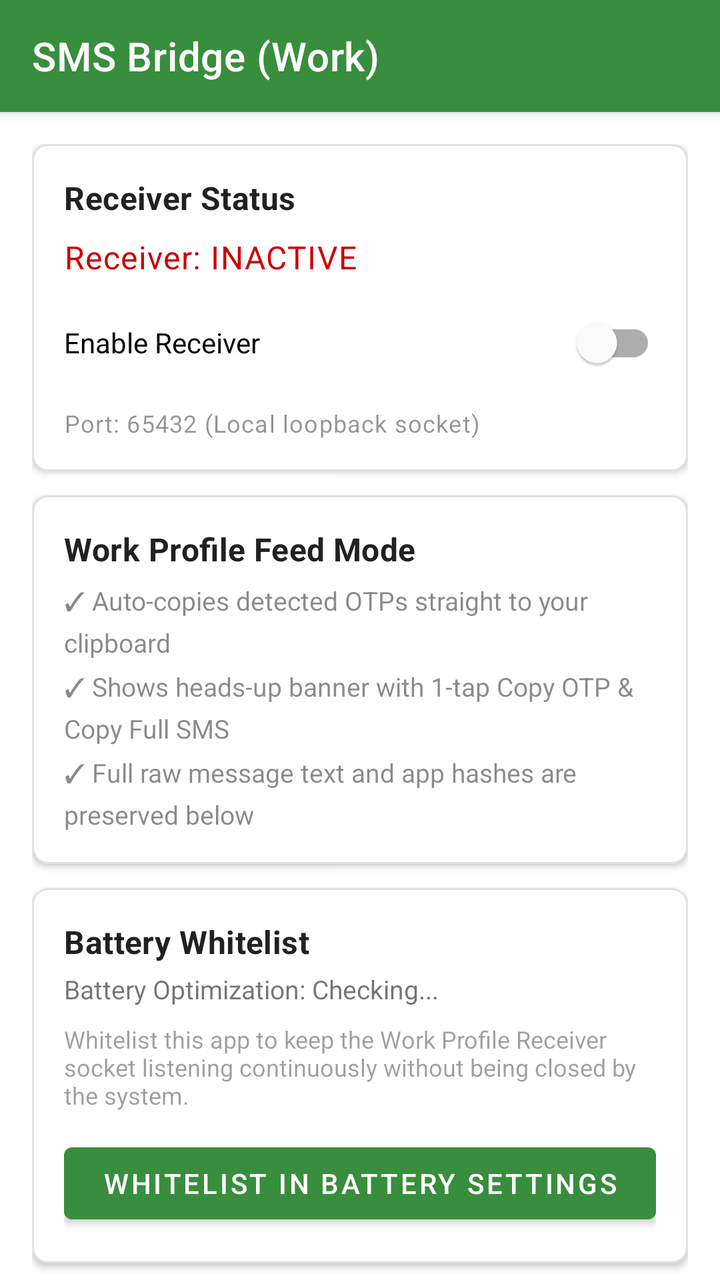
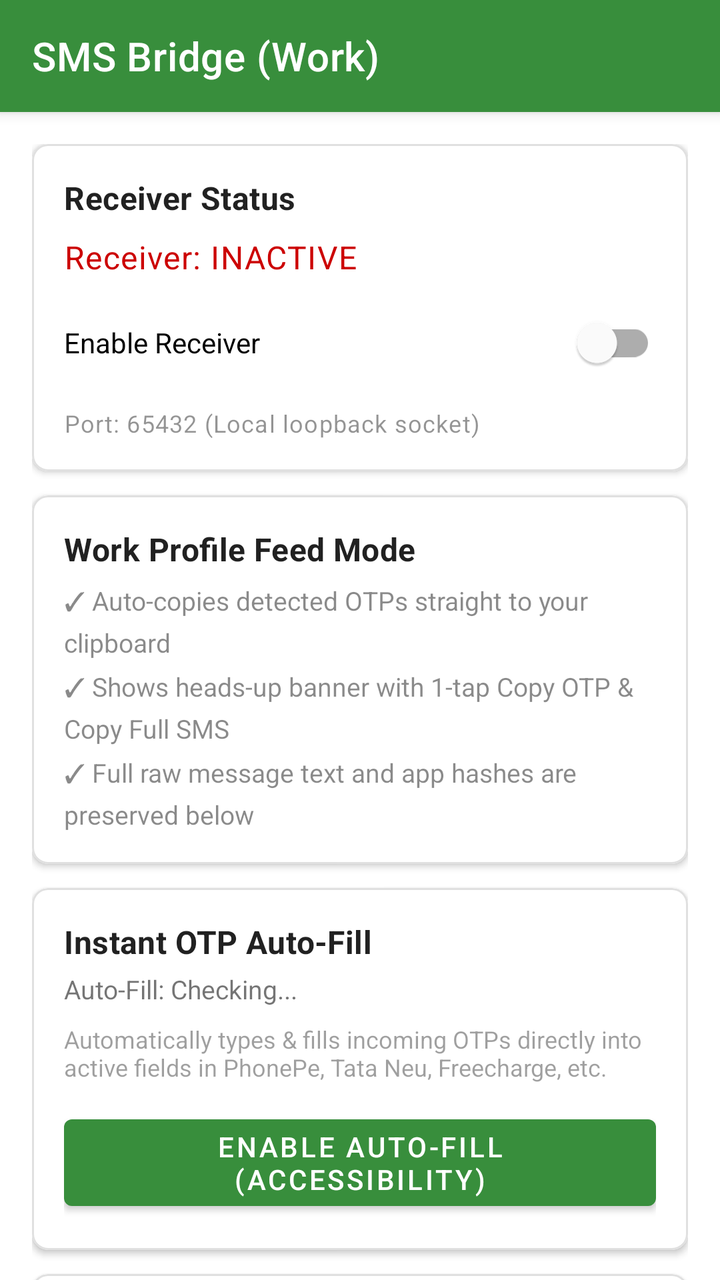

Two renders of the same Android screen: before a commit and after it. Below are the layout's source before the change and the commit's diff.
<!-- AndroidManifest.xml: application theme Theme.SMSBridge -->
<!-- res/layout/activity_main.xml -->
<?xml version="1.0" encoding="utf-8"?>
<androidx.coordinatorlayout.widget.CoordinatorLayout
    xmlns:android="http://schemas.android.com/apk/res/android"
    xmlns:app="http://schemas.android.com/apk/res-auto"
    xmlns:tools="http://schemas.android.com/tools"
    android:layout_width="match_parent"
    android:layout_height="match_parent"
    tools:context=".MainActivity">

    <com.google.android.material.appbar.AppBarLayout
        android:layout_width="match_parent"
        android:layout_height="wrap_content">

        <androidx.appcompat.widget.Toolbar
            android:id="@+id/toolbar"
            android:layout_width="match_parent"
            android:layout_height="?attr/actionBarSize"
            android:background="@color/colorPrimary"
            android:elevation="4dp"
            android:theme="@style/ThemeOverlay.AppCompat.Dark.ActionBar"
            app:title="SMS Bridge (Work)"
            app:titleTextColor="@android:color/white"/>

    </com.google.android.material.appbar.AppBarLayout>

    <androidx.core.widget.NestedScrollView
        android:layout_width="match_parent"
        android:layout_height="match_parent"
        app:layout_behavior="@string/appbar_scrolling_view_behavior">

        <LinearLayout
            android:layout_width="match_parent"
            android:layout_height="wrap_content"
            android:orientation="vertical"
            android:padding="16dp">

            
            <com.google.android.material.card.MaterialCardView
                android:layout_width="match_parent"
                android:layout_height="wrap_content"
                android:layout_marginBottom="12dp"
                app:cardCornerRadius="8dp"
                app:cardElevation="2dp"
                app:strokeWidth="1dp"
                app:strokeColor="@color/colorOutline">

                <LinearLayout
                    android:layout_width="match_parent"
                    android:layout_height="wrap_content"
                    android:orientation="vertical"
                    android:padding="16dp">

                    <TextView
                        android:layout_width="match_parent"
                        android:layout_height="wrap_content"
                        android:text="Receiver Status"
                        android:textAppearance="@style/TextAppearance.MaterialComponents.Subtitle1"
                        android:textStyle="bold"
                        android:layout_marginBottom="8dp"/>

                    <TextView
                        android:id="@+id/tvStatus"
                        android:layout_width="match_parent"
                        android:layout_height="wrap_content"
                        android:text="Receiver: INACTIVE"
                        android:textAppearance="@style/TextAppearance.MaterialComponents.Body1"
                        android:textColor="@android:color/holo_red_dark"
                        android:layout_marginBottom="8dp"/>

                    <com.google.android.material.switchmaterial.SwitchMaterial
                        android:id="@+id/switchReceiver"
                        android:layout_width="match_parent"
                        android:layout_height="wrap_content"
                        android:text="Enable Receiver"
                        android:layout_marginBottom="8dp"/>

                    <TextView
                        android:layout_width="match_parent"
                        android:layout_height="wrap_content"
                        android:text="Port: 65432 (Local loopback socket)"
                        android:textAppearance="@style/TextAppearance.MaterialComponents.Caption"
                        android:alpha="0.7"/>

                </LinearLayout>
            </com.google.android.material.card.MaterialCardView>

            
            <com.google.android.material.card.MaterialCardView
                android:layout_width="match_parent"
                android:layout_height="wrap_content"
                android:layout_marginBottom="12dp"
                app:cardCornerRadius="8dp"
                app:cardElevation="2dp"
                app:strokeWidth="1dp"
                app:strokeColor="@color/colorOutline">

                <LinearLayout
                    android:layout_width="match_parent"
                    android:layout_height="wrap_content"
                    android:orientation="vertical"
                    android:padding="16dp">

                    <TextView
                        android:layout_width="match_parent"
                        android:layout_height="wrap_content"
                        android:text="Work Profile Feed Mode"
                        android:textAppearance="@style/TextAppearance.MaterialComponents.Subtitle1"
                        android:textStyle="bold"
                        android:layout_marginBottom="6dp"/>

                    <TextView
                        android:layout_width="match_parent"
                        android:layout_height="wrap_content"
                        android:text="✓ Auto-copies detected OTPs straight to your clipboard\n✓ Shows heads-up banner with 1-tap Copy OTP &amp; Copy Full SMS\n✓ Full raw message text and app hashes are preserved below"
                        android:textSize="13sp"
                        android:lineSpacingMultiplier="1.3"
                        android:alpha="0.85"/>

                </LinearLayout>
            </com.google.android.material.card.MaterialCardView>

            
            <com.google.android.material.card.MaterialCardView
                android:layout_width="match_parent"
                android:layout_height="wrap_content"
                android:layout_marginBottom="12dp"
                app:cardCornerRadius="8dp"
                app:cardElevation="2dp"
                app:strokeWidth="1dp"
                app:strokeColor="@color/colorOutline">

                <LinearLayout
                    android:layout_width="match_parent"
                    android:layout_height="wrap_content"
                    android:orientation="vertical"
                    android:padding="16dp">

                    <TextView
                        android:layout_width="match_parent"
                        android:layout_height="wrap_content"
                        android:text="Battery Whitelist"
                        android:textAppearance="@style/TextAppearance.MaterialComponents.Subtitle1"
                        android:textStyle="bold"
                        android:layout_marginBottom="4dp"/>

                    <TextView
                        android:id="@+id/tvBatteryStatus"
                        android:layout_width="match_parent"
                        android:layout_height="wrap_content"
                        android:text="Battery Optimization: Checking..."
                        android:textSize="13sp"
                        android:layout_marginBottom="8dp"/>

                    <TextView
                        android:layout_width="match_parent"
                        android:layout_height="wrap_content"
                        android:text="Whitelist this app to keep the Work Profile Receiver socket listening continuously without being closed by the system."
                        android:textSize="12sp"
                        android:alpha="0.7"
                        android:layout_marginBottom="12dp"/>

                    <Button
                        android:id="@+id/btnBatterySettings"
                        style="@style/Widget.MaterialComponents.Button"
                        android:layout_width="match_parent"
                        android:layout_height="wrap_content"
                        android:text="Whitelist in Battery Settings"/>

                </LinearLayout>
            </com.google.android.material.card.MaterialCardView>

            
            <com.google.android.material.card.MaterialCardView
                android:layout_width="match_parent"
                android:layout_height="wrap_content"
                android:layout_marginBottom="12dp"
                app:cardCornerRadius="8dp"
                app:cardElevation="2dp"
                app:strokeWidth="1dp"
                app:strokeColor="@color/colorOutline">

                <LinearLayout
                    android:layout_width="match_parent"
                    android:layout_height="wrap_content"
                    android:orientation="vertical"
                    android:padding="16dp">

                    <TextView
                        android:layout_width="match_parent"
                        android:layout_height="wrap_content"
                        android:text="Received Messages (Last 3)"
                        android:textAppearance="@style/TextAppearance.MaterialComponents.Subtitle1"
                        android:textStyle="bold"
                        android:layout_marginBottom="8dp"/>

                    <androidx.recyclerview.widget.RecyclerView
                        android:id="@+id/rvMessages"
                        android:layout_width="match_parent"
                        android:layout_height="wrap_content"
                        android:nestedScrollingEnabled="false"/>

                    <Button
                        android:id="@+id/btnClear"
                        style="@style/Widget.MaterialComponents.Button.TextButton"
                        android:layout_width="wrap_content"
                        android:layout_height="wrap_content"
                        android:layout_gravity="end"
                        android:text="Clear"
                        android:layout_marginTop="4dp"/>

                </LinearLayout>
            </com.google.android.material.card.MaterialCardView>

        </LinearLayout>
    </androidx.core.widget.NestedScrollView>

</androidx.coordinatorlayout.widget.CoordinatorLayout>
<!-- resources referenced by this layout -->
<resources>
  <color name="colorOutline">#E0E0E0</color>
  <color name="colorPrimary">#388E3C</color>
  <style name="Theme.SMSBridge" parent="Theme.MaterialComponents.DayNight.NoActionBar">
          <item name="colorPrimary">@color/colorPrimary</item>
          <item name="colorPrimaryDark">@color/colorPrimaryDark</item>
          <item name="colorAccent">@color/colorAccent</item>
          <item name="colorOutline">@color/colorOutline</item>
      </style>
  <color name="colorPrimaryDark">#2E7D32</color>
  <color name="colorAccent">#FF5722</color>
</resources>

<!-- the commit's change to res/layout/activity_main.xml (unified diff, before → after) -->
@@ -138,6 +138,56 @@
                     <TextView
                         android:layout_width="match_parent"
                         android:layout_height="wrap_content"
+                        android:text="Instant OTP Auto-Fill"
+                        android:textAppearance="@style/TextAppearance.MaterialComponents.Subtitle1"
+                        android:textStyle="bold"
+                        android:layout_marginBottom="4dp"/>
+
+                    <TextView
+                        android:id="@+id/tvAutoFillStatus"
+                        android:layout_width="match_parent"
+                        android:layout_height="wrap_content"
+                        android:text="Auto-Fill: Checking..."
+                        android:textSize="13sp"
+                        android:layout_marginBottom="8dp"/>
+
+                    <TextView
+                        android:layout_width="match_parent"
+                        android:layout_height="wrap_content"
+                        android:text="Automatically types &amp; fills incoming OTPs directly into active fields in PhonePe, Tata Neu, Freecharge, etc."
+                        android:textSize="12sp"
+                        android:alpha="0.7"
+                        android:layout_marginBottom="12dp"/>
+
+                    <Button
+                        android:id="@+id/btnAutoFillSettings"
+                        style="@style/Widget.MaterialComponents.Button"
+                        android:layout_width="match_parent"
+                        android:layout_height="wrap_content"
+                        android:text="Enable Auto-Fill (Accessibility)"/>
+
+                </LinearLayout>
+            </com.google.android.material.card.MaterialCardView>
+
+            
+            <com.google.android.material.card.MaterialCardView
+                android:layout_width="match_parent"
+                android:layout_height="wrap_content"
+                android:layout_marginBottom="12dp"
+                app:cardCornerRadius="8dp"
+                app:cardElevation="2dp"
+                app:strokeWidth="1dp"
+                app:strokeColor="@color/colorOutline">
+
+                <LinearLayout
+                    android:layout_width="match_parent"
+                    android:layout_height="wrap_content"
+                    android:orientation="vertical"
+                    android:padding="16dp">
+
+                    <TextView
+                        android:layout_width="match_parent"
+                        android:layout_height="wrap_content"
                         android:text="Battery Whitelist"
                         android:textAppearance="@style/TextAppearance.MaterialComponents.Subtitle1"
                         android:textStyle="bold"
